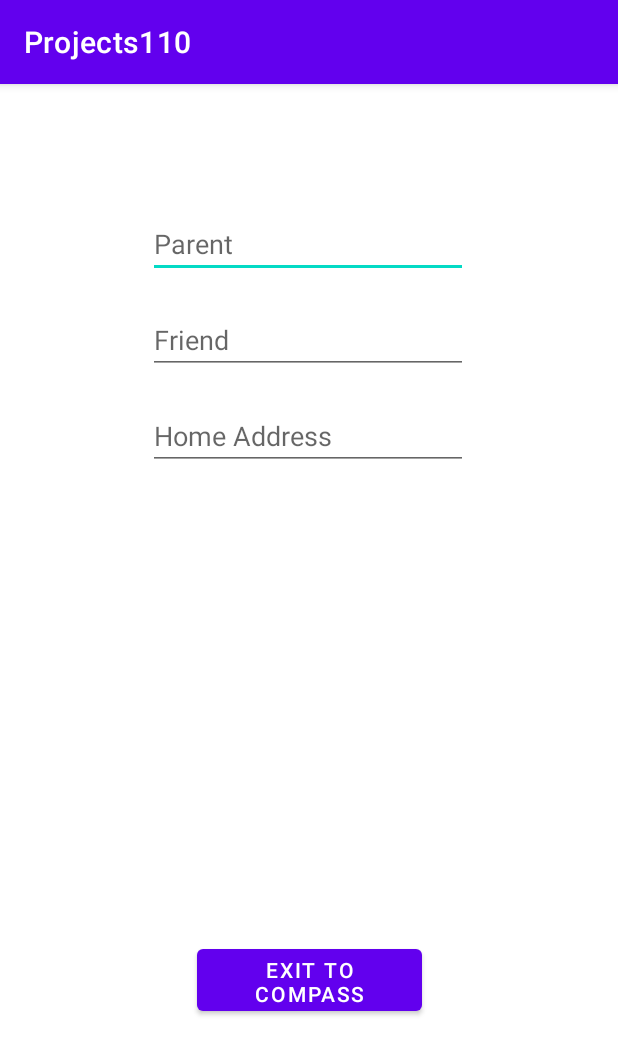
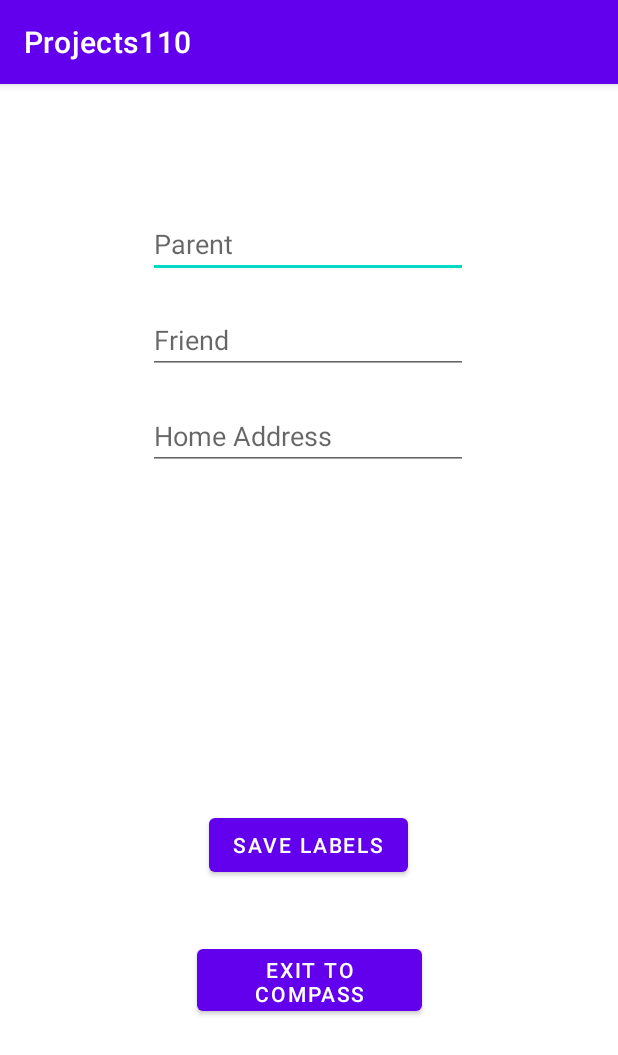
Before and after one commit to CSE-110-Winter-2023/Android-Compass, an Android app: the ChangeLabelsActivity screen opened directly, with no data from a screen before it, on a phone screen of 412 x 824 dp. Shown: the top 1055 px of the screen. Run offline under Robolectric (Android 15) with nearby library versions, the phone set to English and light mode, and no system bars.

Commit message:
Fixes #4 - Achieve a better labeling system

```diff
--- a/app/src/main/AndroidManifest.xml
+++ b/app/src/main/AndroidManifest.xml
@@ -2,9 +2,8 @@
 <manifest xmlns:android="http://schemas.android.com/apk/res/android"
     xmlns:tools="http://schemas.android.com/tools">
 
+    <uses-permission android:name="android.permission.ACCESS_FINE_LOCATION" />
     <uses-permission android:name="android.permission.ACCESS_COARSE_LOCATION" />
-    <uses-permission android:name="android.permission.ACCESS_FINE_LOCATION" />
-
     <application
         android:allowBackup="true"
         android:dataExtractionRules="@xml/data_extraction_rules"
--- a/app/src/main/java/edu/ucsd/cse110/projects110/LocationService.java
+++ b/app/src/main/java/edu/ucsd/cse110/projects110/LocationService.java
@@ -42,6 +42,7 @@ public class LocationService implements LocationListener {
                 ActivityCompat.checkSelfPermission(activity,
                         Manifest.permission.ACCESS_COARSE_LOCATION)!=
                         PackageManager.PERMISSION_GRANTED){
+
             throw new IllegalStateException("App needs location " +
                     "permission to access latest location");
 
--- a/app/src/main/java/edu/ucsd/cse110/projects110/ValidLocations.java
+++ b/app/src/main/java/edu/ucsd/cse110/projects110/ValidLocations.java
@@ -1,6 +1,6 @@
 package edu.ucsd.cse110.projects110;public
 
-class ValidLocations {
+class   ValidLocations {
     public static Double minLong =(double)-180;
     public static Double maxLong =(double)180;
     public static boolean isValidDouble(String str) {
--- a/app/src/main/res/layout/activity_change_labels.xml
+++ b/app/src/main/res/layout/activity_change_labels.xml
@@ -13,9 +13,9 @@
         android:layout_marginTop="84dp"
         android:ems="10"
         android:hint="Parent"
-        android:textColor="#FF0000"
         android:inputType="textPersonName"
         android:text=""
+        android:textColor="#FF0000"
         android:textIsSelectable="true"
         app:layout_constraintEnd_toEndOf="parent"
         app:layout_constraintHorizontal_bias="0.497"
@@ -29,9 +29,9 @@
         android:layout_marginTop="148dp"
         android:ems="10"
         android:hint="Friend"
-        android:textColor="#0000FF"
         android:inputType="textPersonName"
         android:text=""
+        android:textColor="#0000FF"
         android:textIsSelectable="true"
         app:layout_constraintEnd_toEndOf="parent"
         app:layout_constraintHorizontal_bias="0.497"
@@ -45,9 +45,9 @@
         android:layout_marginTop="212dp"
         android:ems="10"
         android:hint="Home Address"
-        android:textColor="#006400"
         android:inputType="textPersonName"
         android:text=""
+        android:textColor="#006400"
         android:textIsSelectable="true"
         app:layout_constraintEnd_toEndOf="parent"
         app:layout_constraintHorizontal_bias="0.497"
@@ -67,4 +67,16 @@
         app:layout_constraintEnd_toEndOf="parent"
         app:layout_constraintStart_toStartOf="parent" />
 
+    <Button
+        android:id="@+id/SaveLa"
+        android:layout_width="wrap_content"
+        android:layout_height="wrap_content"
+        android:layout_marginBottom="39dp"
+        android:onClick="onSaveLaClicked"
+        android:text="Save Labels"
+        app:layout_constraintBottom_toTopOf="@+id/exit"
+        app:layout_constraintEnd_toEndOf="parent"
+        app:layout_constraintHorizontal_bias="0.498"
+        app:layout_constraintStart_toStartOf="parent" />
+
 </androidx.constraintlayout.widget.ConstraintLayout>
--- a/app/src/main/res/layout/activity_location.xml
+++ b/app/src/main/res/layout/activity_location.xml
@@ -24,7 +24,7 @@
         android:layout_height="wrap_content"
         android:layout_marginBottom="26dp"
         android:onClick="onParentsClicked"
-        android:text="Set Parent's Location"
+        android:text="Set Parent's house Location"
         app:layout_constraintBottom_toTopOf="@+id/AddressLocation"
         app:layout_constraintEnd_toEndOf="parent"
         app:layout_constraintStart_toStartOf="parent" />
```
Also changed, not shown: app/src/main/java/edu/ucsd/cse110/projects110/ChangeLabelsActivity.java (+28 -7 lines), app/src/main/java/edu/ucsd/cse110/projects110/LocationActivity.java (+6 -5 lines), app/src/main/java/edu/ucsd/cse110/projects110/TimeService.java (+10 -0 lines).
